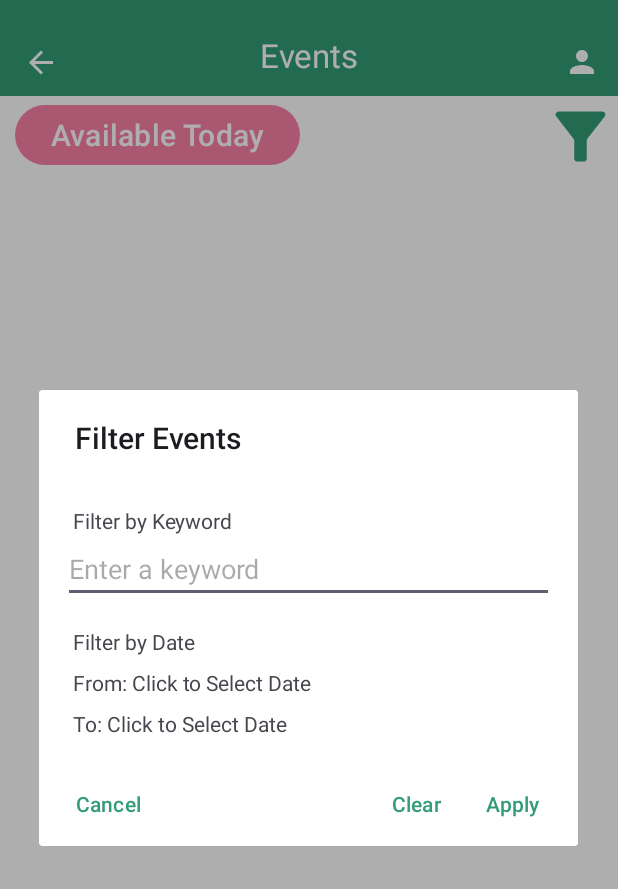
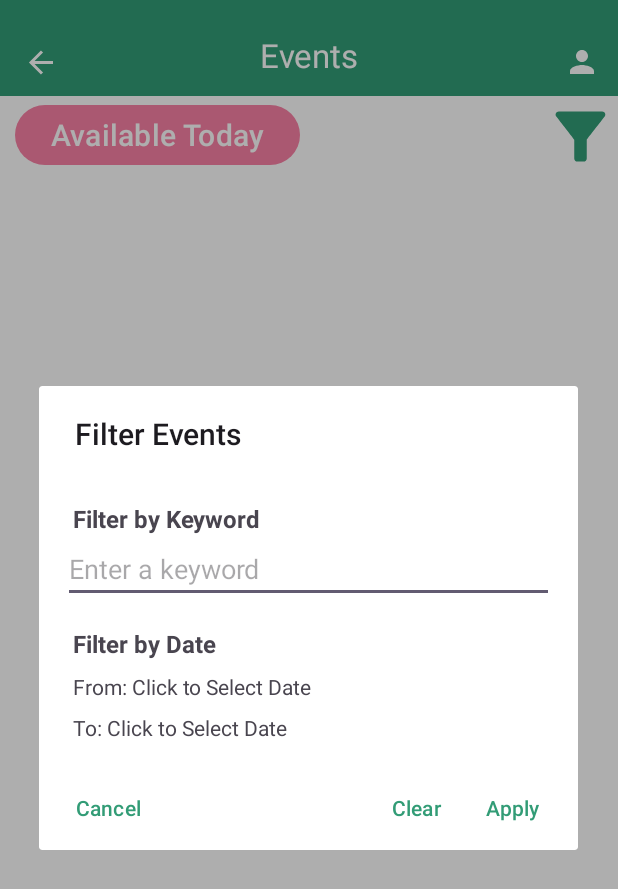
Before and after one commit to CMPUT301F25python/python-events, an Android app: the AvailableEventsFragment screen opened through its navigation route, after a tap on an icon or button, on a phone screen of 412 x 824 dp. Shown: the top 889 px of the screen. Run offline under Robolectric (Android 15) with nearby library versions, the phone set to English and light mode, and no system bars; our stand-ins replace Firebase (no records; nobody signed in at launch, a user with empty details on screens opened directly), navigation-ui; 2 other taps on this screen came first.

Commit message:
bolded subheader titles

```diff
--- a/app/src/main/java/com/example/lotteryevent/ui/AvailableEventsFragment.java
+++ b/app/src/main/java/com/example/lotteryevent/ui/AvailableEventsFragment.java
@@ -12,6 +12,7 @@ import android.widget.LinearLayout;
 import android.widget.TextView;
 import android.content.res.ColorStateList;
 import android.graphics.Color;
+import android.graphics.Typeface;
 
 import androidx.annotation.NonNull;
 import androidx.annotation.Nullable;
@@ -297,6 +298,8 @@ public class AvailableEventsFragment extends Fragment {
         // Keyword
         TextView keywordHeader = new TextView(requireContext());
         keywordHeader.setText("Filter by Keyword");
+        keywordHeader.setTextSize(16);
+        keywordHeader.setTypeface(Typeface.DEFAULT_BOLD);
         keywordHeader.setPadding(10, pad, 0, 0);
         container.addView(keywordHeader);
 
@@ -308,6 +311,8 @@ public class AvailableEventsFragment extends Fragment {
         // Date range
         TextView dateHeader = new TextView(requireContext());
         dateHeader.setText("Filter by Date");
+        dateHeader.setTextSize(16);
+        dateHeader.setTypeface(Typeface.DEFAULT_BOLD);
         dateHeader.setPadding(10, pad, 0, 0);
         container.addView(dateHeader);
 
```
